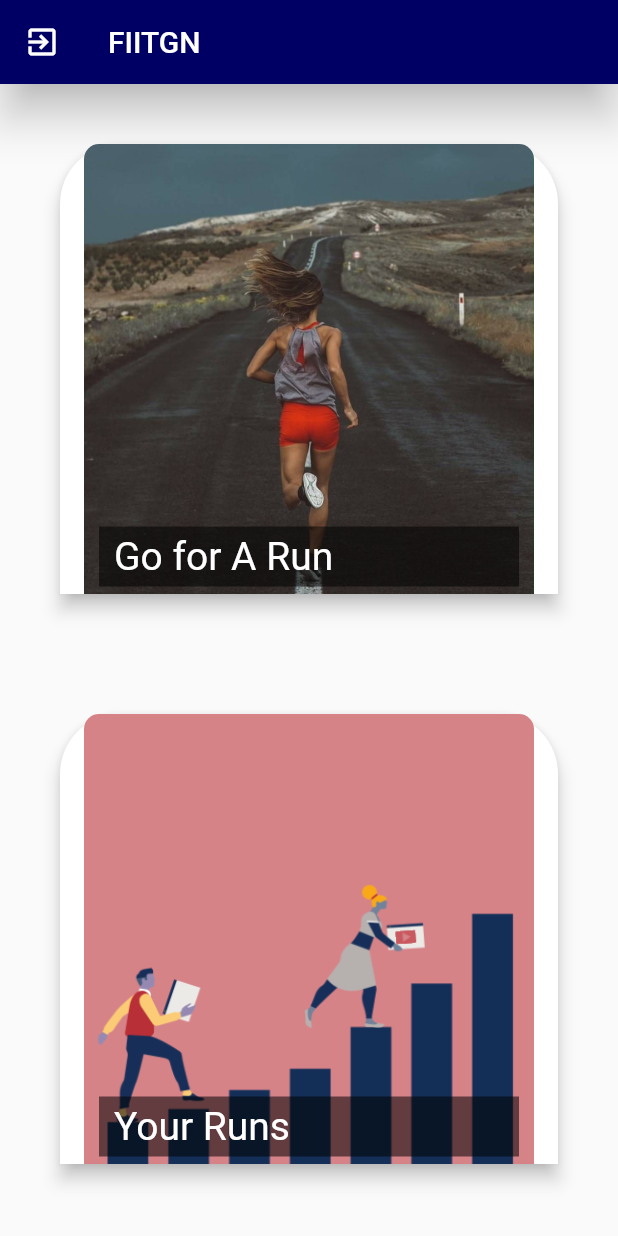
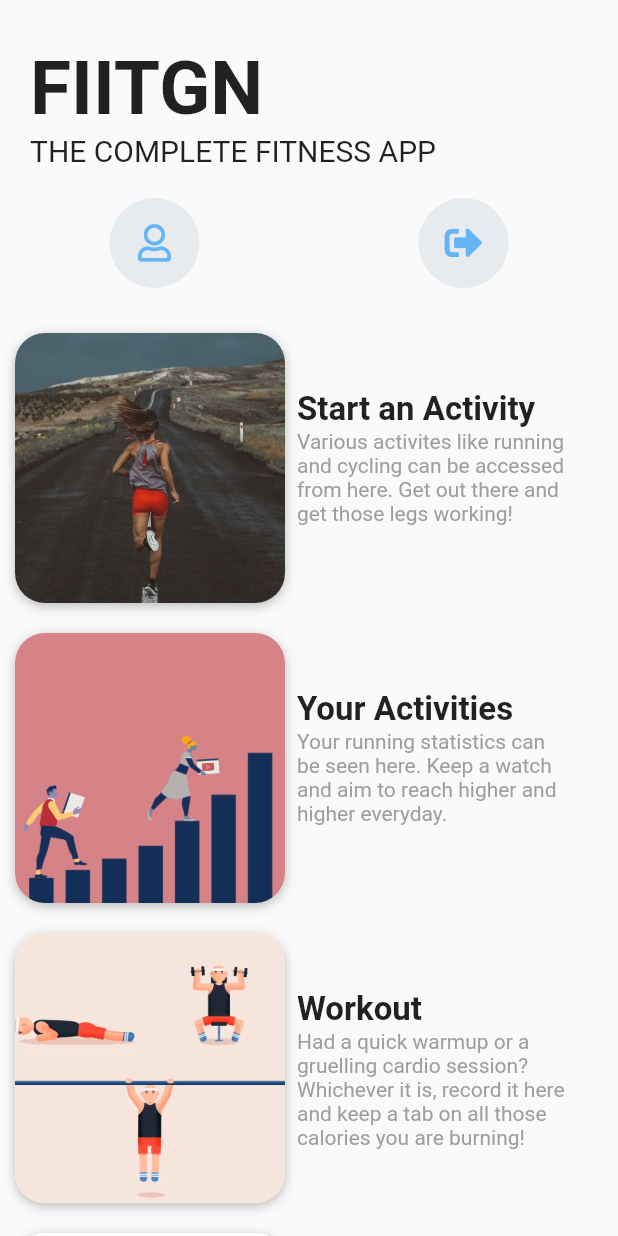
Before and after one commit to GautamV234/FIITGN, a Flutter app: the HomeScreen screen opened by its route, on a phone screen of 412 x 824 dp. Run offline on Flutter 3.47's test engine with Material 2 defaults, Android fonts, the phone set to English and light mode, and no system bars; our stand-ins replace firebase_auth, flutter_map, font_awesome_flutter, google_maps_flutter, google_sign_in, image_picker and 5 more; accounts and stored records are empty.

Commit message:
changes to home page UI

```diff
--- a/lib/Screens/CardioScreen.dart
+++ b/lib/Screens/CardioScreen.dart
@@ -7,11 +7,57 @@ class CardioScreen extends StatelessWidget {
   @override
   Widget build(BuildContext context) {
     return Scaffold(
-        appBar: AppBar(
-          title: Text('Cardio'),
+        // appBar: AppBar(
+        //      title: Text('Cardio'),
+        //    ),
+        body: Column(
+      children: <Widget>[
+        Stack(children: [
+          Container(
+            height: MediaQuery.of(context).size.width,
+            decoration: BoxDecoration(
+                borderRadius: BorderRadius.circular(30.0),
+                boxShadow: [
+                  BoxShadow(
+                    color: Colors.black26,
+                    offset: Offset(0, 2),
+                    blurRadius: 6,
+                  )
+                ]),
+            child: ClipRRect(
+              borderRadius: BorderRadius.circular(30.0),
+              child: Image.asset(
+                'assets/runTile.jpg',
+                fit: BoxFit.cover,
               ),
-        body: ListView(
-          children: [
+            ),
+          ),
+          Padding(
+            padding: const EdgeInsets.symmetric(horizontal: 10, vertical: 40),
+            child: Row(
+              children: <Widget>[
+                IconButton(
+                  icon: Icon(Icons.arrow_back),
+                  iconSize: 30.0,
+                  color: Colors.black,
+                  onPressed: () => Navigator.pop(context),
+                )
+              ],
+            ),
+          ),
+          Positioned(
+            left: 16,
+            top: 320,
+            child: Text(
+              'What would you like\n to do today?',
+              style: TextStyle(
+                fontSize: 40,
+                fontWeight: FontWeight.bold,
+                color: Colors.white,
+              ),
+            ),
+          )
+        ]),
         Padding(
           padding: const EdgeInsets.all(50.0),
           child: ListTile(
--- a/lib/Screens/HomeScreen.dart
+++ b/lib/Screens/HomeScreen.dart
@@ -1,5 +1,6 @@
 import 'package:Fiitgn1/Screens/finalAuthentication.dart';
 import 'package:flutter/material.dart';
+import 'package:font_awesome_flutter/font_awesome_flutter.dart';
 import 'CardioScreen.dart';
 import 'YourRunsStatsScreen.dart';
 import '../Widgets/HomeScreenItem.dart';
@@ -7,36 +8,67 @@ import 'workoutScreen.dart';
 import 'WorkoutStatsScreen.dart';
 
 class HomeScreen extends StatelessWidget {
+  final List<IconData> rowOfItem = [
+    FontAwesomeIcons.signOutAlt,
+    FontAwesomeIcons.user,
+  ];
+  Widget buildIcon(int index) {
+    return Container(
+      height: 60.0,
+      width: 60.0,
+      decoration: BoxDecoration(
+        color: Color(0xFFE7EBEE),
+        borderRadius: BorderRadius.circular(30.0),
+      ),
+      child: Icon(
+        rowOfItem[index],
+        size: 25.0,
+        color: Colors.blue[300],
+      ),
+    );
+  }
+
   final List homeScreenList = [
     {
-      'title': 'Go for A Run',
+      'title': 'Start an Activity',
       'url': 'assets/runTile.jpg',
-      'routeName': CardioScreen.routeName
+      'routeName': CardioScreen.routeName,
+      'description':
+          'Various activites like running and cycling can be accessed from here. Get out there and get those legs working!'
     },
     {
-      'title': 'Your Runs',
+      'title': 'Your Activities',
       'url': 'assets/statsTile1.png',
-      'routeName': YourRuns.routeName
+      'routeName': YourRuns.routeName,
+      'description':
+          'Your running statistics can be seen here. Keep a watch and aim to reach higher and higher everyday.'
     },
     {
       'title': 'Workout',
       'url': 'assets/Workout.gif',
       'routeName': WorkoutHomeScreen.routeName,
+      'description':
+          'Had a quick warmup or a gruelling cardio session? Whichever it is, record it here and keep a tab on all those calories you are burning!'
     },
     {
       'title': 'Workout Stats',
       'url': 'assets/WorkoutStats2.gif',
       'routeName': WorkoutStatScreen.routeName,
+      'description': 'Getting a bit redundant gotta think new here',
     },
     {
       'title': 'Work In Progress',
       'url': 'assets/comingSoonTile.png',
       'routeName': 'None',
+      'description':
+          'This section is under construction. Check back in later to view some exciting new stuff!'
     },
     {
       'title': 'Work In Progress',
       'url': 'assets/comingSoonTile.png',
       'routeName': 'None',
+      'description':
+          'This section is under construction. Check back in later to view some exciting new stuff!',
     },
   ];
   // String uid;
@@ -46,30 +78,30 @@ class HomeScreen extends StatelessWidget {
   Widget build(BuildContext context) {
     return Scaffold(
       // backgroundColor: Colors.black,
-      appBar: AppBar(
-        leading: InkWell(
+      //     appBar: AppBar(
+      //     leading: InkWell(
       // child: Icon(Icons.backspace_outlined),
-          child: Icon(Icons.exit_to_app),
-          onTap: () {
-            showDialog(
-                context: context,
-                builder: (ctx) => AlertDialog(
-                      title: Text('Do you Want to Logout?'),
-                      actions: <Widget>[
-                        FlatButton(
-                            onPressed: () {
-                              logoutUser();
-                            },
-                            child: Text('Yes')),
-                        FlatButton(
-                            onPressed: () {
-                              Navigator.of(ctx).pop(true);
-                            },
-                            child: Text('No'))
-                      ],
-                    ));
-          },
-        ),
+      //     child: Icon(Icons.exit_to_app),
+      //   onTap: () {
+      //   showDialog(
+      //     context: context,
+      //   builder: (ctx) => AlertDialog(
+      //       title: Text('Do you Want to Logout?'),
+      //     actions: <Widget>[
+      //     FlatButton(
+      //       onPressed: () {
+      //       logoutUser();
+      //   },
+      //  child: Text('Yes')),
+      //                     FlatButton(
+      //                       onPressed: () {
+      //                       Navigator.of(ctx).pop(true);
+      //                   },
+      //                 child: Text('No'))
+      //         ],
+      //     ));
+//          },
+      //      ),
 
       // leading: GestureDetector(
       //   child: Icon(
@@ -79,15 +111,57 @@ class HomeScreen extends StatelessWidget {
       //   //   () => SystemNavigator.pop(),
       //   // ),
       // ),
-        title: Text('FIITGN'),
-        elevation: 12,
+      //       title: Text('FIITGN'),
+      //       elevation: 12,
+      //     ),
+      body: SafeArea(
+        child: ListView(
+          padding: const EdgeInsets.symmetric(
+            vertical: 30.0,
           ),
-      body: ListView.builder(
+          children: <Widget>[
+            Padding(
+              padding: const EdgeInsets.only(left: 20.0, right: 120.0),
+              child: Text(
+                'FIITGN',
+                style: TextStyle(
+                  fontSize: 50,
+                  fontWeight: FontWeight.bold,
+                ),
+              ),
+            ),
+            Padding(
+              padding: const EdgeInsets.only(left: 20.0, right: 120.0),
+              child: Text(
+                'THE COMPLETE FITNESS APP',
+                style: TextStyle(
+                  fontSize: 20,
+                ),
+              ),
+            ),
+            SizedBox(height: 20.0),
+            Row(
+              mainAxisAlignment: MainAxisAlignment.spaceAround,
+              children: <Widget>[
+                buildIcon(1),
+                buildIcon(0),
+              ],
+            ),
+            SizedBox(
+              height: 20,
+            ),
+            ListView.builder(
+              shrinkWrap: true,
+              physics: ScrollPhysics(),
               itemCount: homeScreenList.length,
               itemBuilder: (ctx, i) => HomeScreenItem(
                 routeName: homeScreenList[i]['routeName'],
                 title: homeScreenList[i]['title'],
                 url: homeScreenList[i]['url'],
+                description: homeScreenList[i]['description'],
+              ),
+            ),
+          ],
         ),
       ),
     );
--- a/lib/Widgets/HomeScreenItem.dart
+++ b/lib/Widgets/HomeScreenItem.dart
@@ -4,11 +4,13 @@ class HomeScreenItem extends StatelessWidget {
   final title;
   final url;
   final routeName;
+  final description;
 
   HomeScreenItem({
     this.title,
     this.routeName,
     this.url,
+    this.description,
   });
   @override
   Widget build(BuildContext context) {
@@ -17,53 +19,63 @@ class HomeScreenItem extends StatelessWidget {
         if (routeName != 'None')
           {
             Navigator.pushNamed(context, routeName),
-          }
+          } //IMAGE ADD KARO WITH Image.asset url and text is the title. description bhi add karo alag se.
       },
-      child: Card(
-        shape: RoundedRectangleBorder(
-          borderRadius: BorderRadius.only(
-            topLeft: Radius.circular(40),
-            topRight: Radius.circular(40),
+      child: Container(
+        margin: EdgeInsets.all(10.0),
+        width: 210.0,
+        child: Row(
+          // alignment: Alignment.topCenter,
+          children: <Widget>[
+            Container(
+              decoration: BoxDecoration(
+                color: Colors.white,
+                borderRadius: BorderRadius.circular(20.0),
+                boxShadow: [
+                  BoxShadow(
+                    color: Colors.black26,
+                    offset: Offset(0.0, 2.0),
+                    blurRadius: 6.0,
                   ),
+                ],
               ),
-        elevation: 5,
-        margin: EdgeInsets.all(40),
-        child: Column(
+              child: Stack(
                 children: <Widget>[
-            Stack(
-              children: <Widget>[
+                  //    Hero(
+                  //    tag: url,
                   ClipRRect(
-                  borderRadius: BorderRadius.only(
-                    topLeft: Radius.circular(10),
-                    topRight: Radius.circular(10),
-                  ),
+                    borderRadius: BorderRadius.circular(20.0),
                     child: Image.asset(
                       url,
-                    height: 300,
-                    width: 300,
+                      height: 180.0,
+                      width: 180.0,
                       fit: BoxFit.cover,
                     ),
                   ),
-                Positioned(
-                  bottom: 5,
-                  right: 10,
-                  left: 10,
-                  child: Container(
-                    padding: EdgeInsets.symmetric(horizontal: 10, vertical: 5),
-                    width: 250,
-                    color: Colors.black54,
-                    child: Text(
+                ],
+              ),
+            ),
+            Container(
+              height: 120,
+              width: 200,
+              child: Padding(
+                padding: const EdgeInsets.all(8.0),
+                child: Column(
+                    crossAxisAlignment: CrossAxisAlignment.start,
+                    children: <Widget>[
+                      Text(
                         title,
                         style: TextStyle(
-                        fontSize: 26,
-                        color: Colors.white,
-                      ),
-                      softWrap: true,
-                      overflow: TextOverflow.fade,
+                          fontSize: 22.0,
+                          fontWeight: FontWeight.w600,
                         ),
                       ),
+                      Text(
+                        description,
+                        style: TextStyle(color: Colors.grey),
+                      )
+                    ]),
               ),
-              ],
             ),
           ],
         ),
```
Lines whose indentation alone changed are shown as unchanged.
